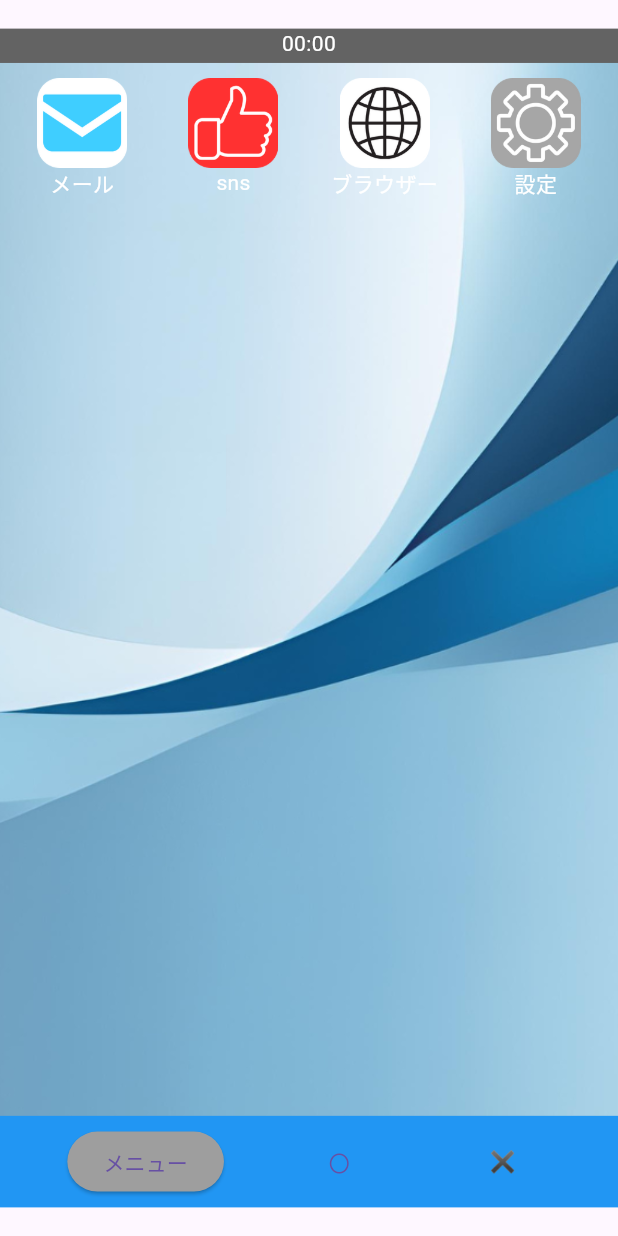
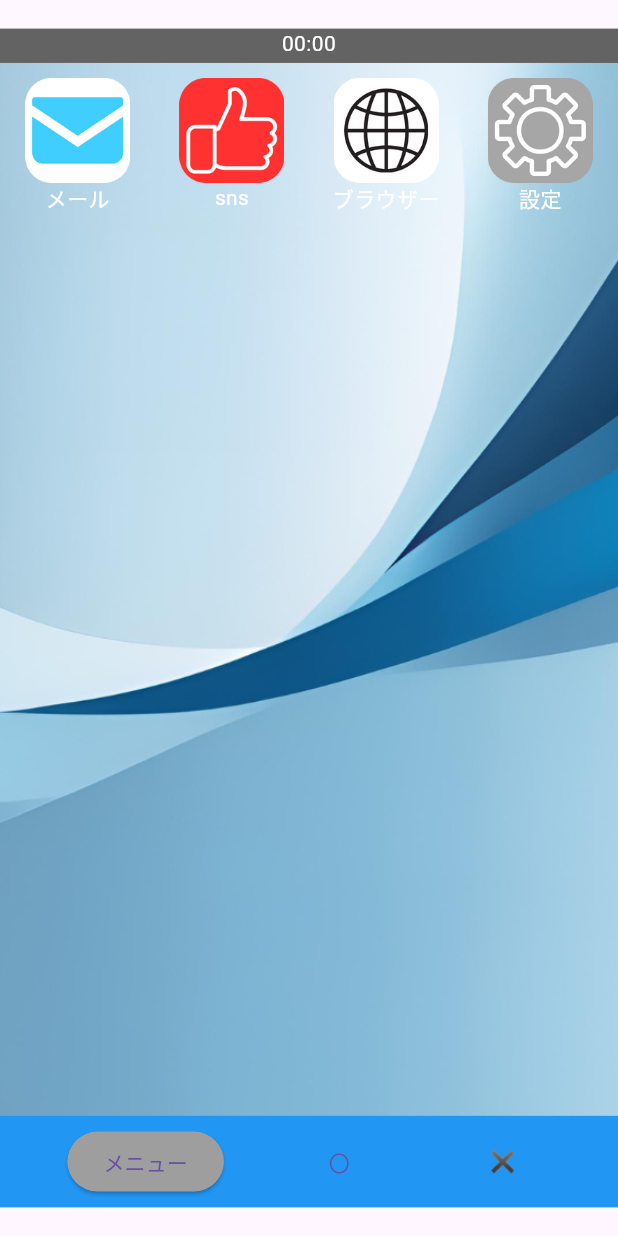
Before and after one commit to Tgacky-tech/pckapp2, a Flutter app: the screen00 screen opened by its route, on a phone screen of 412 x 824 dp. Run offline on Flutter 3.47's test engine with Material 3 defaults, Android fonts, the light colour scheme and no system bars; our stand-ins replace flutter_svg, go_router.

Commit message:
アイコンの大きさ調整

```diff
--- a/lib/0-0_screen.dart
+++ b/lib/0-0_screen.dart
@@ -14,8 +14,8 @@ class screen00 extends StatelessWidget {
     final pushButton1 = MaterialButton(
       onPressed: () => context.push('/1'),
       child: Container(
-        width: 60,
-        height: 60,
+        width: 70,
+        height: 70,
         decoration: const BoxDecoration(
             image: DecorationImage(
               image: AssetImage('images/mail.png'),
@@ -26,8 +26,8 @@ class screen00 extends StatelessWidget {
     final pushButton2 = MaterialButton(
       onPressed: () => context.push('/2'),
       child: Container(
-        width: 60,
-        height: 60,
+        width: 70,
+        height: 70,
         decoration: const BoxDecoration(
             image: DecorationImage(
               image: AssetImage('images/sns.png'),
@@ -38,8 +38,8 @@ class screen00 extends StatelessWidget {
     final pushButton3 = MaterialButton(
       onPressed: () => context.push('/3'),
       child: Container(
-        width: 60,
-        height: 60,
+        width: 70,
+        height: 70,
         decoration: const BoxDecoration(
             image: DecorationImage(
               image: AssetImage('images/browsericon.png'),
@@ -50,8 +50,8 @@ class screen00 extends StatelessWidget {
     final pushButton4 = MaterialButton(
       onPressed: () => context.push('/4'),
       child: Container(
-        width: 60,
-        height: 60,
+        width: 70,
+        height: 70,
         decoration: const BoxDecoration(
             image: DecorationImage(
               image: AssetImage('images/settingsicon.png'),
```
